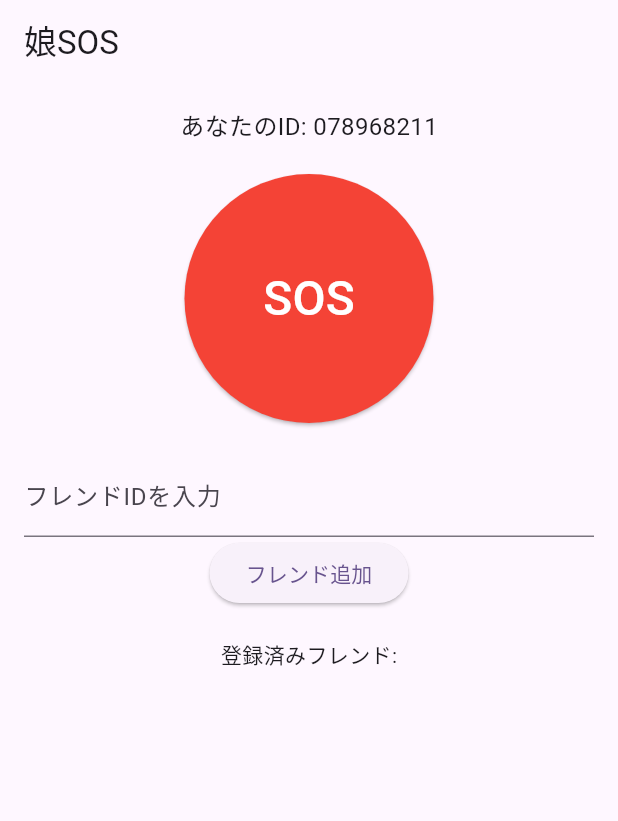
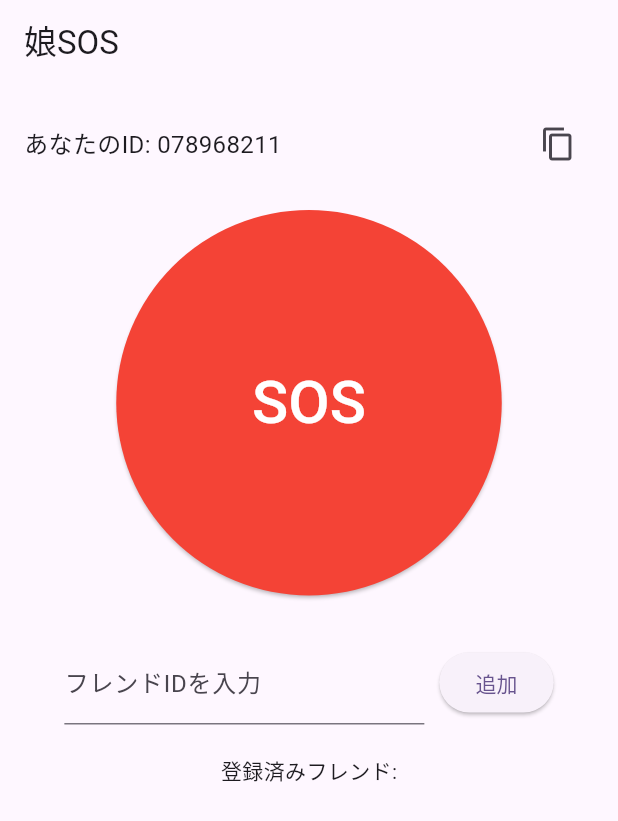
Before and after one commit to satou-takeru0801/flutterMock, a Flutter app: the screen it shows after launch, on a phone screen of 412 x 824 dp. Shown: the top 821 px of the screen. Run offline on Flutter 3.47's test engine with Material 3 defaults, Android fonts, the phone set to English and light mode, and no system bars; our stand-ins replace geolocator, shared_preferences.

Commit message:
すこしUI を改善したのでいったんセーブ

```diff
--- a/lib/takeruHomepage.dart
+++ b/lib/takeruHomepage.dart
@@ -2,6 +2,7 @@ import 'dart:math';
 import 'package:flutter/material.dart';
 import 'package:shared_preferences/shared_preferences.dart';
 import 'package:geolocator/geolocator.dart';
+import 'package:flutter/services.dart';
 
 class Takeruhomepage extends StatefulWidget {
   @override
@@ -91,31 +92,61 @@ class _TakeruhomepageState extends State<Takeruhomepage> {
         padding: const EdgeInsets.all(16.0),
         child: Column(
           children: [
-            Text("あなたのID: $myId", style: TextStyle(fontSize: 16)),
+            Row(
+              children: [
+                Expanded(
+                    child:
+                        Text("あなたのID: $myId", style: TextStyle(fontSize: 16))),
+                IconButton(
+                  icon: Icon(Icons.copy),
+                  onPressed: () {
+                    Clipboard.setData(ClipboardData(text: myId));
+                    ScaffoldMessenger.of(context).showSnackBar(
+                      SnackBar(content: Text("IDをコピーしました")),
+                    );
+                  },
+                ),
+              ],
+            ),
             SizedBox(height: 20),
+
+            // 超巨大SOSボタン
             ElevatedButton(
               onPressed: _sendSOS,
               style: ElevatedButton.styleFrom(
                 backgroundColor: Colors.red,
                 shape: CircleBorder(),
-                padding: EdgeInsets.all(60),
+                padding: EdgeInsets.all(100), // ← 超でかく
               ),
               child: Text("SOS",
-                  style: TextStyle(fontSize: 32, color: Colors.white)),
+                  style: TextStyle(fontSize: 40, color: Colors.white)),
             ),
-            SizedBox(height: 20),
-            TextField(
+
+            SizedBox(height: 30),
+
+            // フレンドID入力欄を数字12桁相当にする
+            Row(
+              mainAxisAlignment: MainAxisAlignment.center,
+              children: [
+                Container(
+                  width: 240, // 約12桁相当（20px × 12）
+                  child: TextField(
                     controller: friendController,
                     keyboardType: TextInputType.number,
                     decoration: InputDecoration(labelText: "フレンドIDを入力"),
                   ),
+                ),
+                SizedBox(width: 10),
                 ElevatedButton(
                   onPressed: () {
                     _addFriend(friendController.text.trim());
                     friendController.clear();
                   },
-              child: Text("フレンド追加"),
+                  child: Text("追加"),
                 ),
+              ],
+            ),
+
             SizedBox(height: 20),
             Text("登録済みフレンド:"),
             ...friends.map((id) => ListTile(title: Text(id))),
--- a/pubspec.yaml
+++ b/pubspec.yaml
@@ -36,6 +36,7 @@ dependencies:
   # Use with the CupertinoIcons class for iOS style icons.
   cupertino_icons: ^1.0.8
   shared_preferences: ^2.2.2
+  geolocator: ^10.1.0
 
 dev_dependencies:
   flutter_test:
```
Also changed, not shown: lib/friend_manager.dart (added), lib/location_service.dart (added), pubspec.lock, 4 other files. Lines whose indentation alone changed are shown as unchanged.
